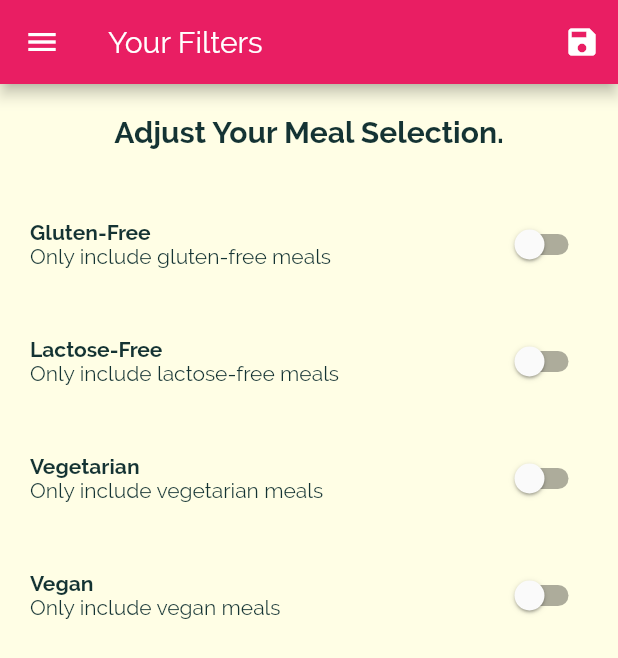
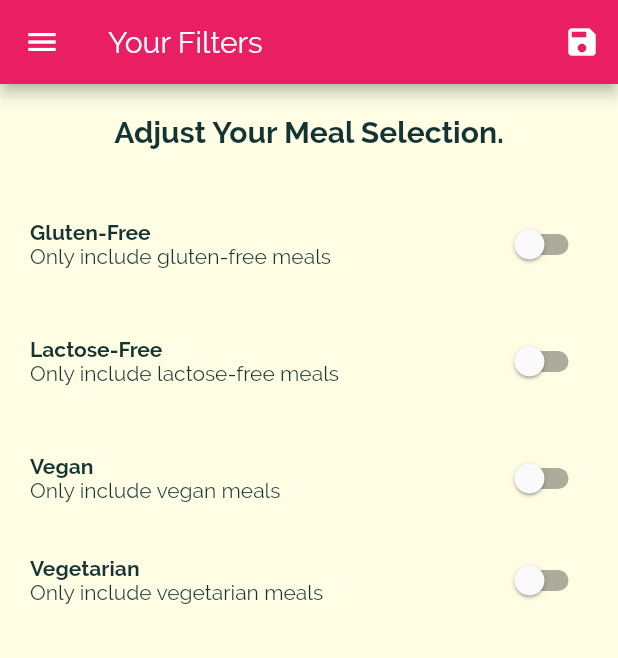
Before and after one commit to msharibahmed/meal_app, a Flutter app: the screen it shows after launch, in the side drawer, after a tap on "Filters", on a phone screen of 412 x 824 dp. Shown: the top 658 px of the screen. Run offline on Flutter 3.47's test engine with Material 2 defaults, Android fonts, the phone set to English and light mode, and no system bars.

Commit message:
added fliters screen, its logic and ui

```diff
--- a/lib/main.dart
+++ b/lib/main.dart
@@ -1,7 +1,10 @@
 import 'package:flutter/material.dart';
-import 'package:meal_app/pages/favourites.dart';
-import 'package:meal_app/pages/meal_details.dart';
 
+import 'models/meal.dart';
+import './dummy_data.dart';
+import './pages/favourites.dart';
+import './pages/meal_details.dart';
+import './pages/tabBarScreen.dart';
 import './pages/category_meals.dart';
 import 'pages/categories.dart';
 import './pages/filters.dart';
@@ -10,7 +13,41 @@ void main() {
   runApp(MyApp());
 }
 
-class MyApp extends StatelessWidget {
+class MyApp extends StatefulWidget {
+  @override
+  _MyAppState createState() => _MyAppState();
+}
+
+class _MyAppState extends State<MyApp> {
+  Map<String, bool> filters = {
+    'gluten': false,
+    'lactose': false,
+    'vegan': false,
+    'vegetarian': false,
+  };
+
+  List<Meal> _availableMeals = DUMMY_MEALS;
+  List<Meal> favoriteMeals = [];
+
+  void _setFilters(Map<String, bool> filterData) {
+    filters = filterData;
+    _availableMeals = DUMMY_MEALS.where((element) {
+      if (filters['gluten'] && !element.isGlutenFree) {
+        return false;
+      }
+      if (filters['lactose'] && !element.isLactoseFree) {
+        return false;
+      }
+      if (filters['vegan'] && !element.isVegan) {
+        return false;
+      }
+      if (filters['vegetarian'] && !element.isVegetarian) {
+        return false;
+      }
+      return true;
+    }).toList();
+  }
+
   @override
   Widget build(BuildContext context) {
     return MaterialApp(
@@ -29,11 +66,11 @@ class MyApp extends StatelessWidget {
       ),
       initialRoute: '/',
       routes: {
-        '/': (context) => Categories(),
+        '/': (context) => TabBarScreen(),
         Favourites.namedRoute: (xontext) => Favourites(),
         MealDetails.namedRoute: (context) => MealDetails(),
-        Filters.namedRoute: (context) => Filters(),
-        CategoryMeals.namedRoute: (context) => CategoryMeals()
+        Filters.namedRoute: (context) => Filters(filters, _setFilters),
+        CategoryMeals.namedRoute: (context) => CategoryMeals(_availableMeals)
       },
       // onGenerateRoute: (RouteSettings settings) {
       //   print(settings.arguments);
--- a/lib/pages/categories.dart
+++ b/lib/pages/categories.dart
@@ -1,7 +1,6 @@
 import 'package:flutter/material.dart';
 
 import '../widgets/grid_view_category.dart';
-import '../widgets/bottom_navbar.dart';
 import '../widgets/side_drawer.dart';
 
 class Categories extends StatefulWidget {
@@ -14,7 +13,6 @@ class _CategoriesState extends State<Categories> {
   Widget build(BuildContext context) {
     return Scaffold(
         drawer: SideDrawer(),
-        bottomNavigationBar: BottomNavbar(),
         appBar: AppBar(
           title: Text('My Meal'),
         ),
--- a/lib/pages/filters.dart
+++ b/lib/pages/filters.dart
@@ -3,28 +3,51 @@ import 'package:meal_app/widgets/side_drawer.dart';
 
 class Filters extends StatefulWidget {
   static const String namedRoute = '/filters';
+  final Function saveFilters;
+  final Map<String, bool> currentFilters;
+
+  Filters(this.currentFilters, this.saveFilters);
   @override
   _FiltersState createState() => _FiltersState();
 }
 
 class _FiltersState extends State<Filters> {
   // bool switchValue1 = false;
-    bool switchValue1 = false;
-    bool switchValue2 = false;
-    bool switchValue3 = false;
-    bool switchValue4 = false;
+  bool switchValue1 = false;
+  bool switchValue2 = false;
+  bool switchValue3 = false;
+  bool switchValue4 = false;
   // void _switchTap(bool value) {
   //   setState(() {
   //     switchValue = value;
   //   });
   // }
+  @override
+  void initState() {
+    super.initState();
+    switchValue1 = widget.currentFilters['gluten'];
+    switchValue2 = widget.currentFilters['lactose'];
+    switchValue3 = widget.currentFilters['vegan'];
+    switchValue4 = widget.currentFilters['vegetarian'];
+  }
 
   @override
   Widget build(BuildContext context) {
     return Scaffold(
       appBar: AppBar(
         title: Text('Your Filters'),
-        actions: [IconButton(icon: Icon(Icons.save), onPressed: () {})],
+        actions: [
+          IconButton(
+              icon: Icon(Icons.save),
+              onPressed: () {
+                widget.saveFilters({
+                  'gluten': switchValue1,
+                  'lactose': switchValue2,
+                  'vegan': switchValue3,
+                  'vegetarian': switchValue4
+                });
+              })
+        ],
       ),
       drawer: SideDrawer(),
       body: Padding(
@@ -84,6 +107,29 @@ class _FiltersState extends State<Filters> {
               ),
             ),
             Padding(
+              padding: const EdgeInsets.only(top: 20),
+              child: Row(
+                mainAxisAlignment: MainAxisAlignment.spaceBetween,
+                children: [
+                  Column(
+                    crossAxisAlignment: CrossAxisAlignment.start,
+                    children: [
+                      Text(
+                        'Vegan',
+                        style: TextStyle(fontWeight: FontWeight.bold),
+                      ),
+                      Text('Only include vegan meals')
+                    ],
+                  ),
+                  Switch(
+                      value: switchValue4,
+                      onChanged: (value) => setState(() {
+                            switchValue4 = value;
+                          }))
+                ],
+              ),
+            ),
+            Padding(
               padding: const EdgeInsets.only(top: 20, bottom: 10),
               child: Row(
                 mainAxisAlignment: MainAxisAlignment.spaceBetween,
@@ -107,29 +153,6 @@ class _FiltersState extends State<Filters> {
                 ],
               ),
             ),
-            Padding(
-              padding: const EdgeInsets.only(top: 20),
-              child: Row(
-                mainAxisAlignment: MainAxisAlignment.spaceBetween,
-                children: [
-                  Column(
-                    crossAxisAlignment: CrossAxisAlignment.start,
-                    children: [
-                      Text(
-                        'Vegan',
-                        style: TextStyle(fontWeight: FontWeight.bold),
-                      ),
-                      Text('Only include vegan meals')
-                    ],
-                  ),
-                  Switch(
-                      value: switchValue4,
-                      onChanged: (value) => setState(() {
-                            switchValue4 = value;
-                          }))
-                ],
-              ),
-            )
           ],
         ),
       ),
--- /dev/null
+++ b/lib/pages/tabBarScreen.dart
@@ -0,0 +1,54 @@
+import 'package:flutter/material.dart';
+
+import './favourites.dart';
+import './categories.dart';
+
+class TabBarScreen extends StatefulWidget {
+  @override
+  _TabBarScreenState createState() => _TabBarScreenState();
+}
+
+class _TabBarScreenState extends State<TabBarScreen> {
+  int _selectedIndex = 0;
+  void _bottomNavbarOntap(index) {
+    setState(() {
+      _selectedIndex = index;
+    });
+  }
+
+  List screens = [Categories(), Favourites()];
+  @override
+  Widget build(BuildContext context) {
+    return Scaffold(
+      bottomNavigationBar: BottomNavigationBar(
+        elevation: 10,
+        type: BottomNavigationBarType.shifting,
+        items: <BottomNavigationBarItem>[
+          BottomNavigationBarItem(
+              backgroundColor: Colors.orange,
+              icon: Icon(
+                Icons.home,
+                color: Colors.amber,
+              ),
+              title: Text(
+                'Category',
+                style: TextStyle(color: Colors.amber[200]),
+              )),
+          BottomNavigationBarItem(
+              backgroundColor: Colors.green,
+              icon: Icon(
+                Icons.star,
+                color: Colors.amber,
+              ),
+              title: Text('Favourites',
+                  style: TextStyle(color: Colors.amber[200])))
+        ],
+        currentIndex: _selectedIndex,
+        onTap: (index) {
+          _bottomNavbarOntap(index);
+        },
+      ),
+      body: screens[_selectedIndex],
+    );
+  }
+}
--- a/lib/widgets/bottom_navbar.dart
+++ /dev/null
@@ -1,47 +0,0 @@
-import 'package:flutter/material.dart';
-
-class BottomNavbar extends StatefulWidget {
-  @override
-  _BottomNavbarState createState() => _BottomNavbarState();
-}
-
-class _BottomNavbarState extends State<BottomNavbar> {
-  int _selectedIndex = 0;
-  void _bottomNavbarOntap(index) {
-    setState(() {
-      _selectedIndex = index;
-    });
-  }
-
-  @override
-  Widget build(BuildContext context) {
-    return BottomNavigationBar(
-      elevation: 10,
-      type: BottomNavigationBarType.shifting,
-      items: <BottomNavigationBarItem>[
-        BottomNavigationBarItem(
-            backgroundColor: Colors.orange,
-            icon: Icon(
-              Icons.home,
-              color: Colors.amber,
-            ),
-            title: Text(
-              'Category',
-              style: TextStyle(color: Colors.amber[200]),
-            )),
-        BottomNavigationBarItem(
-            backgroundColor: Colors.green,
-            icon: Icon(
-              Icons.star,
-              color: Colors.amber,
-            ),
-            title:
-                Text('Favourites', style: TextStyle(color: Colors.amber[200])))
-      ],
-      currentIndex: _selectedIndex,
-      onTap: (index) {
-        _bottomNavbarOntap(index);
-      },
-    );
-  }
-}
--- a/lib/widgets/side_drawer.dart
+++ b/lib/widgets/side_drawer.dart
@@ -1,8 +1,17 @@
+import 'package:flutter/material.dart';
 
-import 'package:flutter/material.dart';
-import 'package:meal_app/pages/filters.dart';
+import '../pages/filters.dart';
 
 class SideDrawer extends StatelessWidget {
+  ListTile drawerListTile(String name, Widget icon, Function onTap) {
+    return ListTile(
+      leading: icon,
+      onTap: onTap,
+      title: Text(name,
+          style: TextStyle(fontSize: 20, fontWeight: FontWeight.w800)),
+    );
+  }
+
   @override
   Widget build(BuildContext context) {
     return Drawer(
@@ -11,6 +20,7 @@ class SideDrawer extends StatelessWidget {
         DrawerHeader(
             padding: EdgeInsets.all(0),
             child: Container(
+              height: 250,
               color: Color(0xFFFFB300),
               child: Center(
                   child: Text(
@@ -18,25 +28,14 @@ class SideDrawer extends StatelessWidget {
                 style: TextStyle(fontSize: 40, color: Color(0xFFB71C1c)),
               )),
             )),
-        ListTile(
-          leading: Icon(Icons.markunread_mailbox),
-          title: Text('Meals',
-              style: TextStyle(fontSize: 20, fontWeight: FontWeight.w800)),
-        ),
-        Divider(
-          height: 0,
-        ),
-         ListTile(
-          onTap: ()=>drawerListFilterTap(context),
-          leading: const Icon(Icons.settings),
-          title: const Text('Filters',
-              style: TextStyle(fontSize: 20, fontWeight: FontWeight.w800)),
-        )
+        drawerListTile('Meals', Icon(Icons.restaurant), () {
+          Navigator.of(context).pushReplacementNamed('/');
+        }),
+        Divider(),
+        drawerListTile('Filters', Icon(Icons.settings), () {
+          Navigator.of(context).pushReplacementNamed(Filters.namedRoute);
+        }),
       ],
     ));
   }
-  void drawerListFilterTap(BuildContext context){
-
-            Navigator.of(context).pushNamed(Filters.namedRoute);
-  }
 }
```
Also changed, not shown: lib/pages/category_meals.dart (+63 -25 lines), lib/pages/meal_details.dart (+9 -0 lines), lib/widgets/recipie_card.dart (+16 -6 lines).
